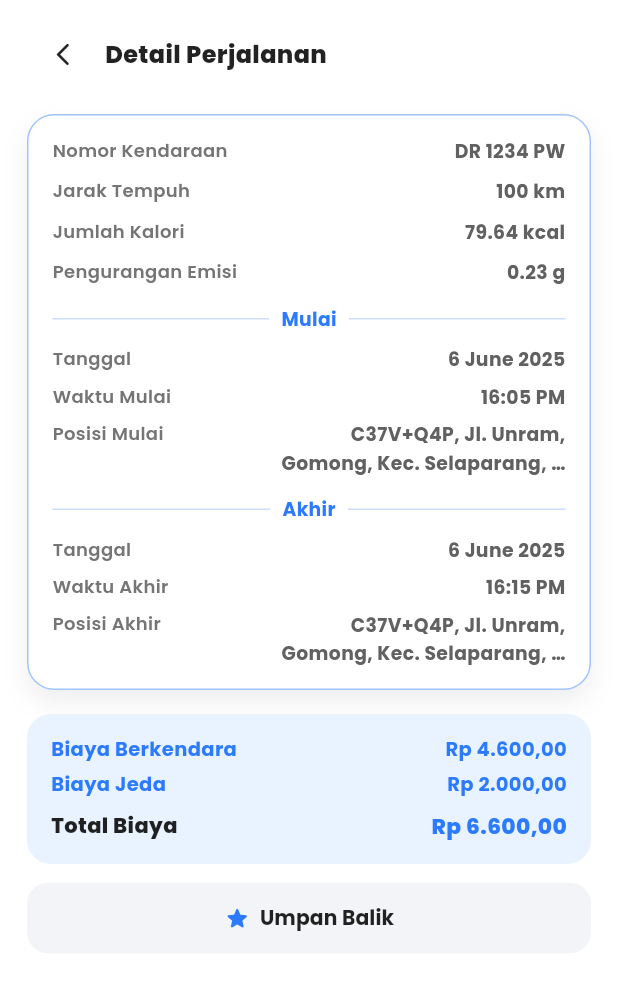
After one commit to nizamajem/E-Motor, a Flutter app: the HistoryScreen screen opened directly, after a tap on "6 June 2025", on a phone screen of 412 x 824 dp. The commit adds this screen. Shown: the top 992 px of the screen. Run offline on Flutter 3.47's test engine with Material 3 defaults, Android fonts, the phone set to English and light mode, and no system bars; our stand-ins replace google_fonts.

Commit message:
feat < update> detail history and feedback functions

```diff
--- /dev/null
+++ b/lib/features/history/presentation/detail_history_screen.dart
@@ -0,0 +1,485 @@
+import 'package:flutter/material.dart';
+import 'package:google_fonts/google_fonts.dart';
+
+import 'history_screen.dart';
+
+class DetailHistoryScreen extends StatelessWidget {
+  const DetailHistoryScreen({super.key, required this.item});
+
+  final HistoryItem item;
+
+  @override
+  Widget build(BuildContext context) {
+    const accent = Color(0xFF2C7BFE);
+    return Scaffold(
+      backgroundColor: Colors.white,
+      body: SafeArea(
+        child: SingleChildScrollView(
+          padding: const EdgeInsets.symmetric(horizontal: 18, vertical: 12),
+          child: Column(
+            crossAxisAlignment: CrossAxisAlignment.start,
+            children: [
+              Row(
+                children: [
+                  IconButton(
+                    icon: const Icon(Icons.arrow_back_ios_new_rounded,
+                        size: 18, color: Colors.black87),
+                    onPressed: () => Navigator.of(context).pop(),
+                  ),
+                  const SizedBox(width: 4),
+                  Text(
+                    'Detail Perjalanan',
+                    style: GoogleFonts.poppins(
+                      fontSize: 16,
+                      fontWeight: FontWeight.w800,
+                      color: Colors.black87,
+                    ),
+                  ),
+                ],
+              ),
+              const SizedBox(height: 16),
+              _InfoCard(accent: accent, item: item),
+              const SizedBox(height: 16),
+              _CostCard(item: item),
+              const SizedBox(height: 12),
+              _FeedbackButton(
+                accent: accent,
+                onPressed: () => _openFeedbackSheet(context, accent),
+              ),
+            ],
+          ),
+        ),
+      ),
+    );
+  }
+
+  Future<void> _openFeedbackSheet(BuildContext context, Color accent) {
+    final controller = TextEditingController();
+    int rating = 4;
+    return showModalBottomSheet(
+      context: context,
+      isScrollControlled: true,
+      backgroundColor: Colors.transparent,
+      builder: (ctx) {
+        return Padding(
+          padding: EdgeInsets.only(
+            left: 12,
+            right: 12,
+            bottom: MediaQuery.of(ctx).viewInsets.bottom + 14,
+          ),
+          child: StatefulBuilder(
+            builder: (context, setState) {
+              return Container(
+                padding: const EdgeInsets.fromLTRB(16, 14, 16, 12),
+                decoration: BoxDecoration(
+                  color: Colors.white,
+                  borderRadius: BorderRadius.circular(18),
+                  boxShadow: const [
+                    BoxShadow(
+                      color: Color(0x1A000000),
+                      blurRadius: 18,
+                      offset: Offset(0, 10),
+                    ),
+                  ],
+                ),
+                child: Column(
+                  mainAxisSize: MainAxisSize.min,
+                  crossAxisAlignment: CrossAxisAlignment.start,
+                  children: [
+                    Center(
+                      child: Container(
+                        height: 4,
+                        width: 40,
+                        decoration: BoxDecoration(
+                          color: Colors.grey.shade300,
+                          borderRadius: BorderRadius.circular(10),
+                        ),
+                      ),
+                    ),
+                    const SizedBox(height: 12),
+                    Text(
+                      'Beri Umpan Balik',
+                      style: GoogleFonts.poppins(
+                        fontSize: 15,
+                        fontWeight: FontWeight.w800,
+                        color: Colors.black87,
+                      ),
+                    ),
+                    const SizedBox(height: 6),
+                    Text(
+                      'Bantu kami meningkatkan pengalaman berkendara Anda.',
+                      style: GoogleFonts.poppins(
+                        fontSize: 12,
+                        fontWeight: FontWeight.w500,
+                        color: Colors.grey.shade600,
+                      ),
+                    ),
+                    const SizedBox(height: 12),
+                    Row(
+                      mainAxisAlignment: MainAxisAlignment.start,
+                      children: List.generate(5, (index) {
+                        final filled = index < rating;
+                        return GestureDetector(
+                          onTap: () => setState(() => rating = index + 1),
+                          child: Padding(
+                            padding: const EdgeInsets.symmetric(horizontal: 4),
+                            child: Icon(
+                              filled ? Icons.star_rounded : Icons.star_border_rounded,
+                              size: 28,
+                              color: filled ? accent : Colors.grey.shade400,
+                            ),
+                          ),
+                        );
+                      }),
+                    ),
+                    const SizedBox(height: 12),
+                    Container(
+                      decoration: BoxDecoration(
+                        color: const Color(0xFFF7F9FC),
+                        borderRadius: BorderRadius.circular(12),
+                        border: Border.all(color: const Color(0xFFE5EAF2)),
+                      ),
+                      padding: const EdgeInsets.symmetric(horizontal: 12),
+                      child: TextField(
+                        controller: controller,
+                        maxLines: 3,
+                        decoration: InputDecoration(
+                          hintText: 'Tulis feedback Anda',
+                          border: InputBorder.none,
+                          hintStyle: GoogleFonts.poppins(
+                            fontSize: 13,
+                            fontWeight: FontWeight.w500,
+                            color: Colors.grey.shade500,
+                          ),
+                        ),
+                        style: GoogleFonts.poppins(
+                          fontSize: 13,
+                          fontWeight: FontWeight.w600,
+                          color: Colors.grey.shade800,
+                        ),
+                      ),
+                    ),
+                    const SizedBox(height: 12),
+                    Row(
+                      children: [
+                        Expanded(
+                          child: OutlinedButton(
+                            onPressed: () => Navigator.of(ctx).pop(),
+                            style: OutlinedButton.styleFrom(
+                              padding: const EdgeInsets.symmetric(vertical: 11),
+                              side: const BorderSide(color: Color(0xFFE2E7F0)),
+                              shape: RoundedRectangleBorder(
+                                borderRadius: BorderRadius.circular(12),
+                              ),
+                            ),
+                            child: Text(
+                              'Batal',
+                              style: GoogleFonts.poppins(
+                                fontSize: 13,
+                                fontWeight: FontWeight.w700,
+                                color: Colors.grey.shade700,
+                              ),
+                            ),
+                          ),
+                        ),
+                        const SizedBox(width: 10),
+                        Expanded(
+                          child: ElevatedButton(
+                            onPressed: () {
+                              // TODO: send feedback to system.
+                              Navigator.of(ctx).pop();
+                            },
+                            style: ElevatedButton.styleFrom(
+                              padding: const EdgeInsets.symmetric(vertical: 11),
+                              backgroundColor: accent,
+                              shape: RoundedRectangleBorder(
+                                borderRadius: BorderRadius.circular(12),
+                              ),
+                              elevation: 0,
+                            ),
+                            child: Text(
+                              'Kirim',
+                              style: GoogleFonts.poppins(
+                                fontSize: 13,
+                                fontWeight: FontWeight.w700,
+                                color: Colors.white,
+                              ),
+                            ),
+                          ),
+                        ),
+                      ],
+                    ),
+                  ],
+                ),
+              );
+            },
+          ),
+        );
+      },
+    );
+  }
+}
+
+class _InfoCard extends StatelessWidget {
+  const _InfoCard({required this.accent, required this.item});
+
+  final Color accent;
+  final HistoryItem item;
+
+  @override
+  Widget build(BuildContext context) {
+    final label = GoogleFonts.poppins(
+      fontSize: 12,
+      fontWeight: FontWeight.w600,
+      color: Colors.grey.shade600,
+    );
+    final value = GoogleFonts.poppins(
+      fontSize: 12.5,
+      fontWeight: FontWeight.w700,
+      color: Colors.grey.shade700,
+    );
+    return Container(
+      width: double.infinity,
+      decoration: BoxDecoration(
+        color: Colors.white,
+        borderRadius: BorderRadius.circular(18),
+        border: Border.all(color: accent.withValues(alpha: 0.45)),
+        boxShadow: const [
+          BoxShadow(
+            color: Color(0x11000000),
+            blurRadius: 14,
+            offset: Offset(0, 8),
+          ),
+        ],
+      ),
+      padding: const EdgeInsets.symmetric(horizontal: 16, vertical: 14),
+      child: Column(
+        crossAxisAlignment: CrossAxisAlignment.start,
+        children: [
+          _LineEntry('Nomor Kendaraan', item.plate, label, value),
+          const SizedBox(height: 8),
+          _LineEntry('Jarak Tempuh', item.distanceKm, label, value),
+          const SizedBox(height: 8),
+          _LineEntry('Jumlah Kalori', item.calories, label, value),
+          const SizedBox(height: 8),
+          _LineEntry('Pengurangan Emisi', item.emission, label, value),
+          const SizedBox(height: 12),
+          _SectionDivider(accent: accent, title: 'Mulai'),
+          const SizedBox(height: 8),
+          _LineEntry('Tanggal', item.date, label, value),
+          const SizedBox(height: 6),
+          _LineEntry('Waktu Mulai', item.startTime, label, value),
+          const SizedBox(height: 6),
+          _LineEntry('Posisi Mulai', item.startPlace, label, value,
+              maxLines: 2),
+          const SizedBox(height: 12),
+          _SectionDivider(accent: accent, title: 'Akhir'),
+          const SizedBox(height: 8),
+          _LineEntry('Tanggal', item.date, label, value),
+          const SizedBox(height: 6),
+          _LineEntry('Waktu Akhir', item.endTime, label, value),
+          const SizedBox(height: 6),
+          _LineEntry('Posisi Akhir', item.endPlace, label, value,
+              maxLines: 2),
+        ],
+      ),
+    );
+  }
+}
+
+class _SectionDivider extends StatelessWidget {
+  const _SectionDivider({required this.accent, required this.title});
+
+  final Color accent;
+  final String title;
+
+  @override
+  Widget build(BuildContext context) {
+    return Row(
+      children: [
+        Expanded(
+          child: Container(
+            height: 1,
+            color: accent.withValues(alpha: 0.25),
+          ),
+        ),
+        const SizedBox(width: 8),
+        Text(
+          title,
+          style: GoogleFonts.poppins(
+            fontSize: 12.5,
+            fontWeight: FontWeight.w700,
+            color: accent,
+          ),
+        ),
+        const SizedBox(width: 8),
+        Expanded(
+          child: Container(
+            height: 1,
+            color: accent.withValues(alpha: 0.25),
+          ),
+        ),
+      ],
+    );
+  }
+}
+
+class _LineEntry extends StatelessWidget {
+  const _LineEntry(
+    this.label,
+    this.value,
+    this.labelStyle,
+    this.valueStyle, {
+    this.maxLines = 1,
+  });
+
+  final String label;
+  final String value;
+  final TextStyle labelStyle;
+  final TextStyle valueStyle;
+  final int maxLines;
+
+  @override
+  Widget build(BuildContext context) {
+    return Row(
+      crossAxisAlignment: maxLines > 1 ? CrossAxisAlignment.start : CrossAxisAlignment.center,
+      children: [
+        Expanded(
+          flex: 4,
+          child: Text(label, style: labelStyle),
+        ),
+        Expanded(
+          flex: 5,
+          child: Text(
+            value,
+            textAlign: TextAlign.right,
+            maxLines: maxLines,
+            overflow: TextOverflow.ellipsis,
+            style: valueStyle,
+          ),
+        ),
+      ],
+    );
+  }
+}
+
+class _CostCard extends StatelessWidget {
+  const _CostCard({required this.item});
+
+  final HistoryItem item;
+
+  @override
+  Widget build(BuildContext context) {
+    const accent = Color(0xFF2C7BFE);
+    return Container(
+      width: double.infinity,
+      padding: const EdgeInsets.symmetric(horizontal: 16, vertical: 14),
+      decoration: BoxDecoration(
+        color: const Color(0xFFE9F3FF),
+        borderRadius: BorderRadius.circular(16),
+      ),
+      child: Column(
+        crossAxisAlignment: CrossAxisAlignment.start,
+        children: [
+          _CostLine('Biaya Berkendara', item.rideCost, accent),
+          const SizedBox(height: 4),
+          _CostLine('Biaya Jeda', item.idleCost, accent),
+          const SizedBox(height: 8),
+          Row(
+            mainAxisAlignment: MainAxisAlignment.spaceBetween,
+            children: [
+              Text(
+                'Total Biaya',
+                style: GoogleFonts.poppins(
+                  fontSize: 14,
+                  fontWeight: FontWeight.w800,
+                  color: Colors.black87,
+                ),
+              ),
+              Text(
+                item.totalCost,
+                style: GoogleFonts.poppins(
+                  fontSize: 14.5,
+                  fontWeight: FontWeight.w800,
+                  color: accent,
+                ),
+              ),
+            ],
+          ),
+        ],
+      ),
+    );
+  }
+}
+
+class _CostLine extends StatelessWidget {
+  const _CostLine(this.label, this.value, this.accent);
+
+  final String label;
+  final String value;
+  final Color accent;
+
+  @override
+  Widget build(BuildContext context) {
+    return Row(
+      mainAxisAlignment: MainAxisAlignment.spaceBetween,
+      children: [
+        Text(
+          label,
+          style: GoogleFonts.poppins(
+            fontSize: 13,
+            fontWeight: FontWeight.w700,
+            color: accent,
+          ),
+        ),
+        Text(
+          value,
+          style: GoogleFonts.poppins(
+            fontSize: 13,
+            fontWeight: FontWeight.w700,
+            color: accent,
+          ),
+        ),
+      ],
+    );
+  }
+}
+
+class _FeedbackButton extends StatelessWidget {
+  const _FeedbackButton({required this.onPressed, required this.accent});
+
+  final VoidCallback onPressed;
+  final Color accent;
+
+  @override
+  Widget build(BuildContext context) {
+    return SizedBox(
+      width: double.infinity,
+      child: TextButton(
+        style: TextButton.styleFrom(
+          padding: const EdgeInsets.symmetric(vertical: 14),
+          backgroundColor: const Color(0xFFF2F4F7),
+          shape: RoundedRectangleBorder(
+            borderRadius: BorderRadius.circular(14),
+          ),
+        ),
+        onPressed: onPressed,
+        child: Row(
+          mainAxisAlignment: MainAxisAlignment.center,
+          children: [
+            Icon(Icons.star_rounded, color: accent, size: 18),
+            const SizedBox(width: 6),
+            Text(
+              'Umpan Balik',
+              style: GoogleFonts.poppins(
+                fontSize: 13.5,
+                fontWeight: FontWeight.w700,
+                color: Colors.black87,
+              ),
+            ),
+          ],
+        ),
+      ),
+    );
+  }
+}
--- a/lib/features/history/presentation/history_screen.dart
+++ b/lib/features/history/presentation/history_screen.dart
@@ -3,6 +3,7 @@ import 'package:google_fonts/google_fonts.dart';
 
 import '../../dashboard/presentation/dashboard_screen.dart';
 import '../../profile/presentation/profile_screen.dart';
+import 'detail_history_screen.dart';
 import '../../../components/bottom_nav.dart';
 import '../../../core/navigation/app_route.dart';
 
@@ -30,23 +31,54 @@ class HistoryScreen extends StatelessWidget {
     ];
 
     const history = [
-      _HistoryItem(
+      HistoryItem(
         date: '6 June 2025',
         durationAndCost: '30 Days - Rp 100.000',
         distanceKm: '100 km',
         plate: 'DR 1234 PW',
+        calories: '79.64 kcal',
+        emission: '0.23 g',
+        startTime: '16:05 PM',
+        endTime: '16:15 PM',
+        startPlace:
+            'C37V+Q4P, Jl. Unram, Gomong, Kec. Selaparang, Kota Mataram, Nusa Tenggara Barat, Indonesia',
+        endPlace:
+            'C37V+Q4P, Jl. Unram, Gomong, Kec. Selaparang, Kota Mataram, Nusa Tenggara Barat, Indonesia',
+        rideCost: 'Rp 4.600,00',
+        idleCost: 'Rp 2.000,00',
+        totalCost: 'Rp 6.600,00',
       ),
-      _HistoryItem(
+      HistoryItem(
         date: '6 April 2025',
         durationAndCost: '12 Days - Rp 50.000',
         distanceKm: '221 km',
         plate: 'DR 1211 XY',
+        calories: '60.20 kcal',
+        emission: '0.18 g',
+        startTime: '15:05 PM',
+        endTime: '15:20 PM',
+        startPlace:
+            'Jl. Catur Warga, Mataram, Nusa Tenggara Barat, Indonesia',
+        endPlace:
+            'Jl. Pelita, Mataram, Nusa Tenggara Barat, Indonesia',
+        rideCost: 'Rp 3.800,00',
+        idleCost: 'Rp 1.500,00',
+        totalCost: 'Rp 5.300,00',
       ),
-      _HistoryItem(
+      HistoryItem(
         date: '20 January 2025',
         durationAndCost: '12 Days - Rp 50.000',
         distanceKm: '100 km',
         plate: 'DR 3211 AB',
+        calories: '45.10 kcal',
+        emission: '0.12 g',
+        startTime: '10:15 AM',
+        endTime: '10:28 AM',
+        startPlace: 'Jl. Pejanggik, Mataram, Nusa Tenggara Barat',
+        endPlace: 'Jl. Langko, Mataram, Nusa Tenggara Barat',
+        rideCost: 'Rp 3.200,00',
+        idleCost: 'Rp 1.200,00',
+        totalCost: 'Rp 4.400,00',
       ),
     ];
 
@@ -75,14 +107,22 @@ class HistoryScreen extends StatelessWidget {
               child: ListView.separated(
                 padding:
                     const EdgeInsets.symmetric(horizontal: 20, vertical: 4),
-                itemBuilder: (context, index) =>
-                    _HistoryCard(item: history[index]),
+                itemBuilder: (context, index) => _HistoryCard(
+                  item: history[index],
+                  onTap: () {
+                    Navigator.of(context).push(
+                      appRoute(DetailHistoryScreen(item: history[index])),
+                    );
+                  },
+                ),
                 separatorBuilder: (_, __) => const SizedBox(height: 12),
                 itemCount: history.length,
               ),
             ),
-            const SizedBox(height: 6),
-            AppBottomNav(
+            const SizedBox(height: 12),
+            Padding(
+              padding: const EdgeInsets.symmetric(horizontal: 12),
+              child: AppBottomNav(
                 activeTab: BottomNavTab.history,
                 onDashboardTap: () {
                   Navigator.of(context).pushReplacement(
@@ -97,7 +137,8 @@ class HistoryScreen extends StatelessWidget {
                   );
                 },
               ),
-            const SizedBox(height: 10),
+            ),
+            const SizedBox(height: 14),
           ],
         ),
       ),
@@ -187,29 +228,51 @@ class _StatItem {
   final IconData icon;
 }
 
-class _HistoryItem {
-  const _HistoryItem({
+class HistoryItem {
+  const HistoryItem({
     required this.date,
     required this.durationAndCost,
     required this.distanceKm,
     required this.plate,
+    required this.calories,
+    required this.emission,
+    required this.startTime,
+    required this.endTime,
+    required this.startPlace,
+    required this.endPlace,
+    required this.rideCost,
+    required this.idleCost,
+    required this.totalCost,
   });
 
   final String date;
   final String durationAndCost;
   final String distanceKm;
   final String plate;
+  final String calories;
+  final String emission;
+  final String startTime;
+  final String endTime;
+  final String startPlace;
+  final String endPlace;
+  final String rideCost;
+  final String idleCost;
+  final String totalCost;
 }
 
 class _HistoryCard extends StatelessWidget {
-  const _HistoryCard({required this.item});
+  const _HistoryCard({required this.item, this.onTap});
 
-  final _HistoryItem item;
+  final HistoryItem item;
+  final VoidCallback? onTap;
 
   @override
   Widget build(BuildContext context) {
     const accent = Color(0xFF2C7BFE);
-    return Container(
+    return InkWell(
+      onTap: onTap,
+      borderRadius: BorderRadius.circular(18),
+      child: Ink(
         decoration: BoxDecoration(
           color: Colors.white,
           borderRadius: BorderRadius.circular(18),
@@ -288,6 +351,7 @@ class _HistoryCard extends StatelessWidget {
             ),
           ],
         ),
+      ),
     );
   }
 }
--- a/lib/features/profile/presentation/profile_screen.dart
+++ b/lib/features/profile/presentation/profile_screen.dart
@@ -93,7 +93,7 @@ class _ProfileScreenState extends State<ProfileScreen> {
                     ),
                   ),
                 ),
-                const SizedBox(height: 12),
+                const SizedBox(height: 14),
                 Padding(
                   padding: const EdgeInsets.symmetric(horizontal: 12),
                   child: AppBottomNav(
@@ -113,7 +113,7 @@ class _ProfileScreenState extends State<ProfileScreen> {
                     onProfileTap: () {},
                   ),
                 ),
-                const SizedBox(height: 12),
+                const SizedBox(height: 14),
               ],
             ),
           ],
```
Lines whose indentation alone changed are shown as unchanged.
